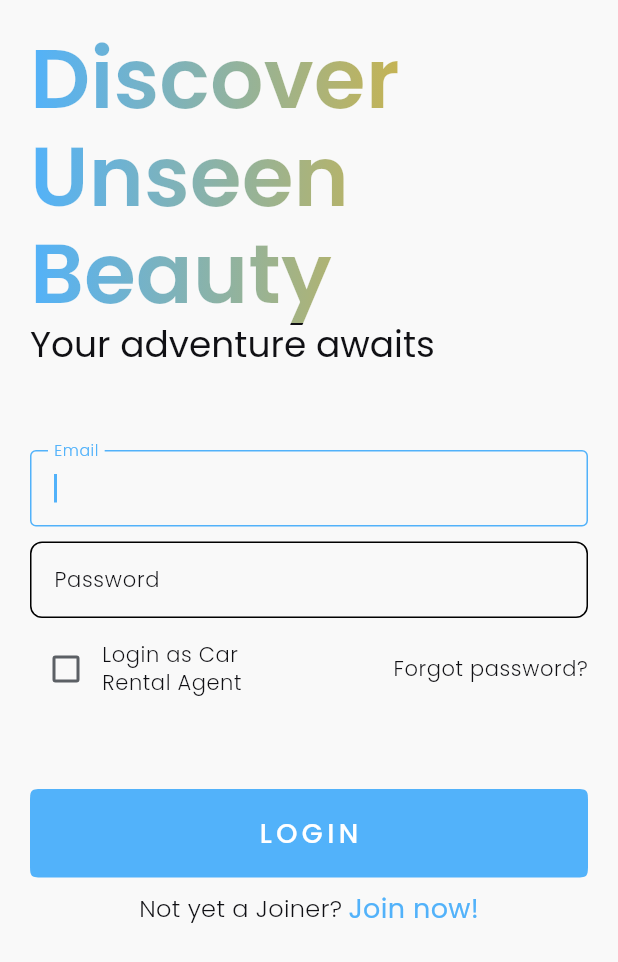
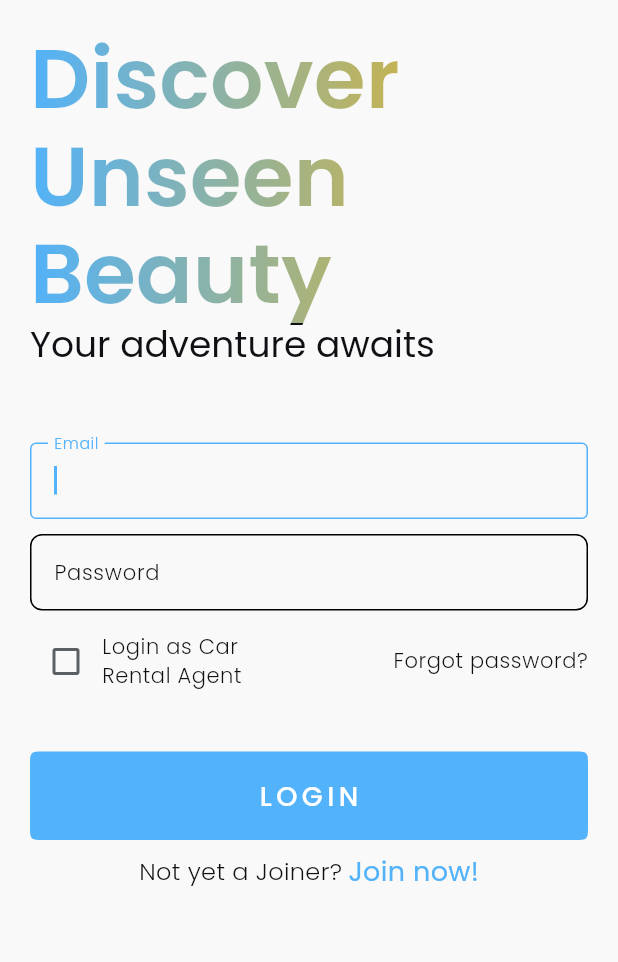
Before and after one commit to igotjulius/joiner_2, a Flutter app: the screen it shows after launch, on a phone screen of 412 x 824 dp. Shown: the top 962 px of the screen. Run offline on Flutter 3.47's test engine with Material 2 defaults, Android fonts, the phone set to English and light mode, and no system bars; our stand-ins replace auto_size_text, cached_network_image, carousel_slider, dio, dropdown_button2, file_picker and 11 more; missing offline and left inert: json_path; accounts and stored records are empty; generated files the repository leaves out were written again.

Commit message:
Login Minor Changes

```diff
--- a/lib/pages/shared_pages/login_page/login_page_widget.dart
+++ b/lib/pages/shared_pages/login_page/login_page_widget.dart
@@ -38,7 +38,11 @@ class _LoginPageWidgetState extends State<LoginPageWidget> {
         LinearGradient(colors: [colorScheme.primary, colorScheme.tertiary]);
     return Scaffold(
       key: scaffoldKey,
-      body: Padding(
+      body: GestureDetector(
+        onTap: () {
+          FocusScope.of(context).unfocus();
+        },
+        child: Padding(
           padding: const EdgeInsets.all(20),
           child: Container(
             child: Column(
@@ -66,9 +70,11 @@ class _LoginPageWidgetState extends State<LoginPageWidget> {
                 Flexible(
                   child: Form(
                     key: _formKey,
+                    child: SingleChildScrollView(
                       child: Column(
                         mainAxisSize: MainAxisSize.min,
                         children: [
+                          Padding(padding: EdgeInsets.only(top: 2.5, bottom: 2.5)),
                           TextFormField(
                             controller: _model.emailController,
                             autofocus: true,
@@ -123,6 +129,7 @@ class _LoginPageWidgetState extends State<LoginPageWidget> {
                             ),
                           ),
                         ].divide(SizedBox(height: 10.0)),
+                      ),
                     ),
                   ),
                 ),
@@ -182,8 +189,7 @@ class _LoginPageWidgetState extends State<LoginPageWidget> {
                   ].divide(SizedBox(height: 8.0)),
                 ),
               ].divide(
-              SizedBox(
-                height: 56,
+                SizedBox(height: 36,),
               ),
             ),
           ),
```
Lines whose indentation alone changed are shown as unchanged.
